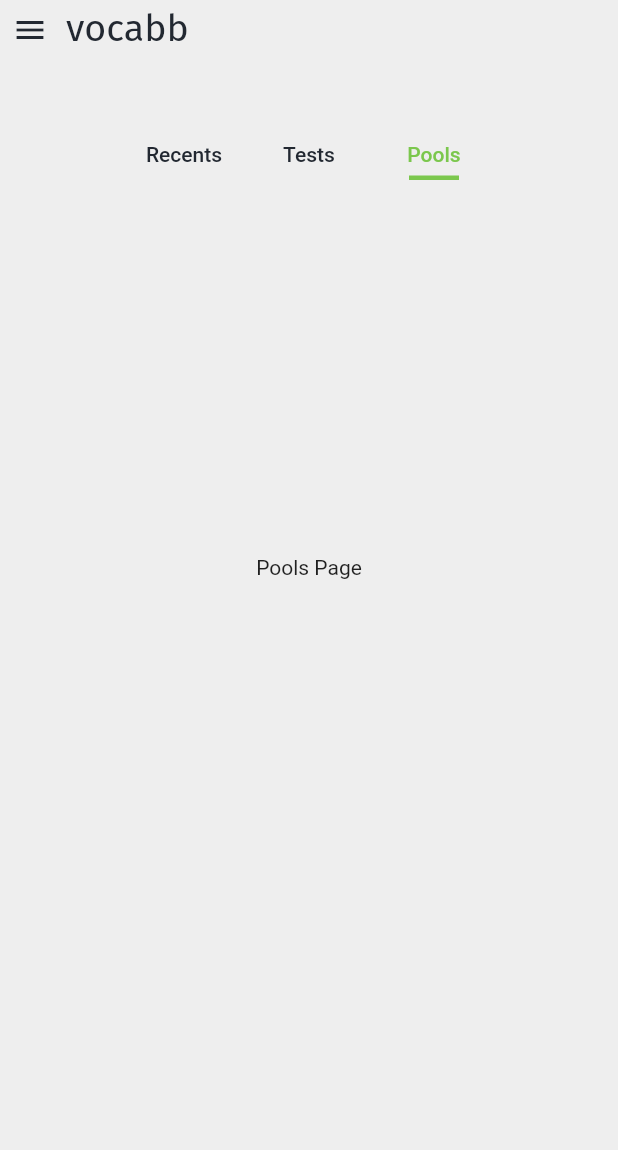
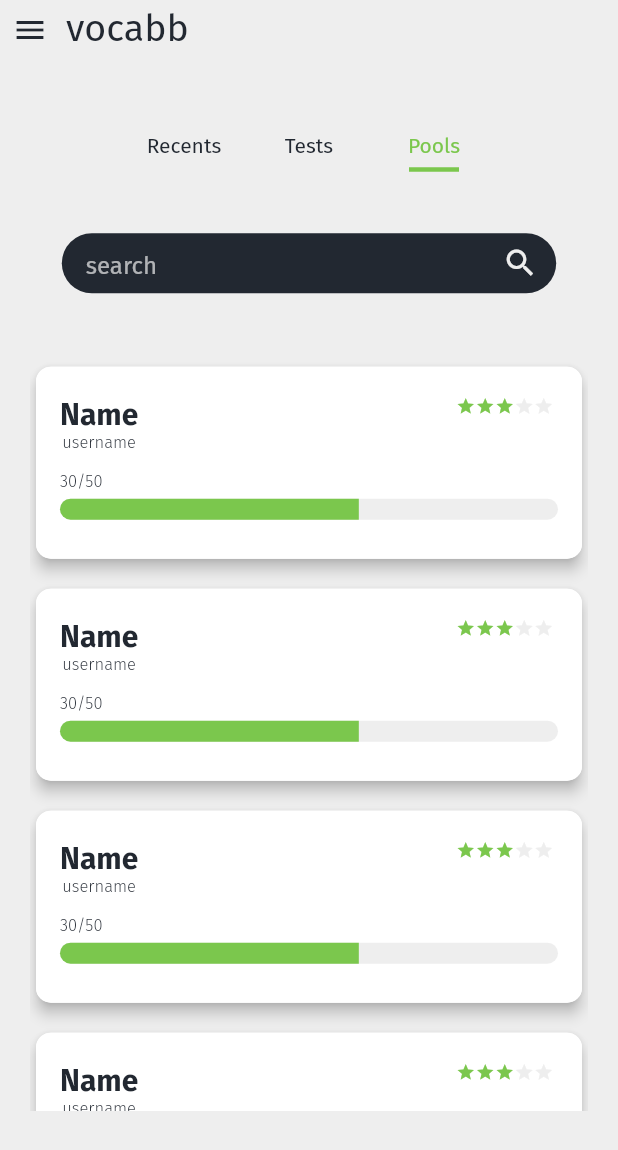
Before and after one commit to Rohan-Kamat/vocabb, a Flutter app: the screen it shows after launch, tab 3 chosen, on a phone screen of 412 x 824 dp. Shown: the top 1150 px of the screen. Run offline on Flutter 3.47's test engine with Material 2 defaults, Android fonts, the phone set to English and light mode, and no system bars; project files that could hold a hidden picture were left out.

Commit message:
completed the home page

```diff
--- a/lib/pages/homePage.dart
+++ b/lib/pages/homePage.dart
@@ -1,5 +1,7 @@
 import 'package:flutter/material.dart';
 import 'package:vocabb/widgets/appBarWidget.dart';
+import 'package:vocabb/widgets/poolTabWidget.dart';
+import 'package:vocabb/widgets/searchBarWidget.dart';
 
 class HomePage extends StatefulWidget {
   const HomePage({super.key});
@@ -10,6 +12,7 @@ class HomePage extends StatefulWidget {
 
 class _HomePageState extends State<HomePage> with SingleTickerProviderStateMixin {
   late TabController _tabController;
+
 
   @override
   void initState() {
@@ -25,6 +28,7 @@ class _HomePageState extends State<HomePage> with SingleTickerProviderStateMixin
 
   @override
   Widget build(BuildContext context) {
+    Size size = MediaQuery.of(context).size;
     return Scaffold(
         backgroundColor: Theme.of(context).scaffoldBackgroundColor,
         appBar: const PreferredSize(
@@ -33,7 +37,7 @@ class _HomePageState extends State<HomePage> with SingleTickerProviderStateMixin
         ),
         body: Column(
           children: [
-            SizedBox(height: 50,),
+            SizedBox(height: size.height*0.054,),
             Container(
               child: Column(
                 children: [
@@ -56,15 +60,37 @@ class _HomePageState extends State<HomePage> with SingleTickerProviderStateMixin
                       isScrollable: false, // Prevent tabs from scrolling
                     ),
                   ),
-                  SizedBox(height: 50),
-                  SizedBox(
-                    height: 400,
+                  SizedBox(height: size.height*0.04),
+                  Container(
+                    width: size.width*(0.8),
+                    child: SearchBarWidget(),
+                  ),
+                  SizedBox(height: 45),
+                  Container(
+                    height: 500,
+                    padding: EdgeInsets.only(left: 20, right: 20),
                     child: TabBarView(
                       controller: _tabController,
                       children: [
                         Center(child: Text("Recents Page")),
                         Center(child: Text("Tests Page")),
-                        Center(child: Text("Pools Page")),
+
+                        ListView.separated(
+                            itemBuilder: (context, index) {
+                              return const PoolTabWidget(
+                                  title: "Name",
+                                  userName: "username",
+                                  rating: 3,
+                                  totalWords: 50,
+                                  masteredWords: 30
+                              );
+                            },
+                            separatorBuilder: (context, index) {
+                              return const SizedBox(
+                                height: 12,
+                              );
+                            },
+                            itemCount: 5)
                       ],
                     )
                   )
--- a/lib/theme.dart
+++ b/lib/theme.dart
@@ -28,6 +28,7 @@ class Styles {
             return const Color(0xFF222831);
           })
       ),
+      fontFamily: 'Fira Sans',
       textTheme: const TextTheme(
         displayMedium: TextStyle(
           color: Color(0xFF222831),
--- /dev/null
+++ b/lib/widgets/poolTabWidget.dart
@@ -0,0 +1,101 @@
+import 'package:flutter/material.dart';
+import 'package:vocabb/widgets/ratingWidget.dart';
+
+class PoolTabWidget extends StatelessWidget {
+
+  final String title;
+  final String userName;
+  final int rating;
+  final int totalWords;
+  final int masteredWords;
+
+  const PoolTabWidget({
+    super.key,
+    required this.title,
+    required this.userName,
+    required this.rating,
+    required this.totalWords,
+    required this.masteredWords
+  });
+
+  @override
+  Widget build(BuildContext context) {
+    return SizedBox(
+      height: 136,
+      child: Card(
+        shape: RoundedRectangleBorder(
+          borderRadius: BorderRadius.circular(10), // Rounded corners
+        ),
+        elevation: 4,
+        child: Container(
+          decoration: BoxDecoration(
+            borderRadius: BorderRadius.circular(10),
+            color: Colors.white,
+          ),
+          padding: const EdgeInsets.only(left: 16, right: 16, top: 20, bottom: 20),
+          child: Column(
+            crossAxisAlignment: CrossAxisAlignment.start,
+            children: [
+              Row(
+                mainAxisAlignment: MainAxisAlignment.spaceBetween,
+                crossAxisAlignment: CrossAxisAlignment.start,
+                children: [
+                  Column(
+                    children: [
+                      Text(title, style: TextStyle(
+                          color: Theme.of(context).colorScheme.secondary,
+                          fontWeight: FontWeight.bold,
+                          fontSize: 20
+                      )),
+                      Text(userName, style: TextStyle(
+                        color: Theme.of(context).colorScheme.secondary,
+                        fontWeight: FontWeight.w300,
+                        fontSize: 11
+                      ))
+                    ],
+                  ),
+                  RatingWidget(rating: rating)
+                ],
+              ),
+              SizedBox(height: 13,),
+              Text("${masteredWords}/${totalWords}", style: TextStyle(
+                color: Theme.of(context).colorScheme.secondary,
+                fontWeight: FontWeight.w300,
+                fontSize: 11
+              ),),
+              SizedBox(height: 5),
+              Container(
+                height: 14,
+                width: double.infinity,
+                decoration: BoxDecoration(
+                  borderRadius: BorderRadius.circular(7),
+                  color: Theme.of(context).scaffoldBackgroundColor
+                ),
+                child: FractionallySizedBox(
+                  heightFactor: 1,
+                  widthFactor: masteredWords/totalWords,
+                  alignment: Alignment.centerLeft,
+                  child: Container(
+                    decoration: BoxDecoration(
+                      color: Theme.of(context).primaryColor,
+                      borderRadius: BorderRadius.only(
+                          topLeft: const Radius.circular(7),
+                          bottomLeft: const Radius.circular(7),
+                          topRight: totalWords == masteredWords
+                              ? const Radius.circular(7)
+                              : Radius.zero,
+                          bottomRight: totalWords == masteredWords
+                              ? const Radius.circular(7)
+                              : Radius.zero
+                      )
+                    ),
+                  ),
+                ),
+              )
+            ],
+          ),
+        ),
+      ),
+    );
+  }
+}
--- /dev/null
+++ b/lib/widgets/ratingWidget.dart
@@ -0,0 +1,32 @@
+import 'package:flutter/material.dart';
+
+class RatingWidget extends StatelessWidget {
+
+  int rating;
+
+  RatingWidget({
+    super.key,
+    required this.rating
+  });
+
+  @override
+  Widget build(BuildContext context) {
+    return SizedBox(
+      width: 68,
+      height: 11,
+      child: ListView.builder(
+        itemBuilder: (context, index) {
+          return Icon(
+              Icons.star,
+              color: index < rating
+                ? Theme.of(context).primaryColor
+                : Theme.of(context).scaffoldBackgroundColor,
+              size: 13,
+          );
+        },
+        itemCount: 5,
+        scrollDirection: Axis.horizontal,
+      ),
+    );
+  }
+}
--- /dev/null
+++ b/lib/widgets/searchBarWidget.dart
@@ -0,0 +1,48 @@
+import 'package:flutter/material.dart';
+
+class SearchBarWidget extends StatefulWidget {
+  const SearchBarWidget({super.key});
+
+  @override
+  State<SearchBarWidget> createState() => _SearchBarWidgetState();
+}
+
+class _SearchBarWidgetState extends State<SearchBarWidget> {
+  @override
+  Widget build(BuildContext context) {
+    return Container(
+      height: 40, // Height of the search bar
+      decoration: BoxDecoration(
+        color: Theme.of(context).colorScheme.secondary, // Background color
+        borderRadius: BorderRadius.circular(20), // Rounded corners
+      ),
+      child: TextField(
+        style: TextStyle(
+          color: Color(0xFFEEEEEE), // Text color
+        ),
+        cursorColor: Color(0xFFEEEEEE), // Cursor color
+        decoration: InputDecoration(
+          hintText: "search",
+          hintStyle: TextStyle(
+            color: Color(0xFFEEEEEE).withOpacity(0.7), // Hint text color
+          ),
+          border: InputBorder.none, // No default border
+          // prefixIcon: Icon(
+          //   Icons.search,
+          //   color: Color(0xFFEEEEEE), // Icon color
+          // ),
+          contentPadding: EdgeInsets.only(left: 16, top: 8, bottom: 8),
+          suffixIcon: IconButton(
+            icon: Icon(
+              Icons.search, // Search action button
+              color: Color(0xFFEEEEEE),
+            ),
+            onPressed: () {
+              print("Search button pressed");
+            },
+          ),
+        ),
+      ),
+    );
+  }
+}
```
